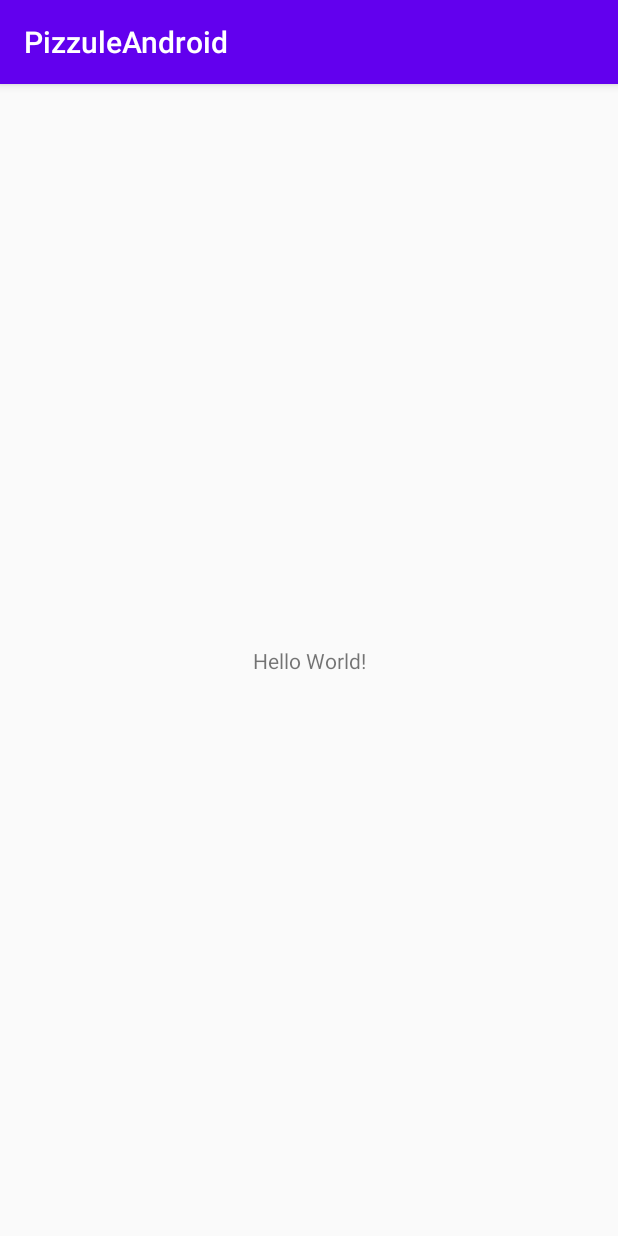
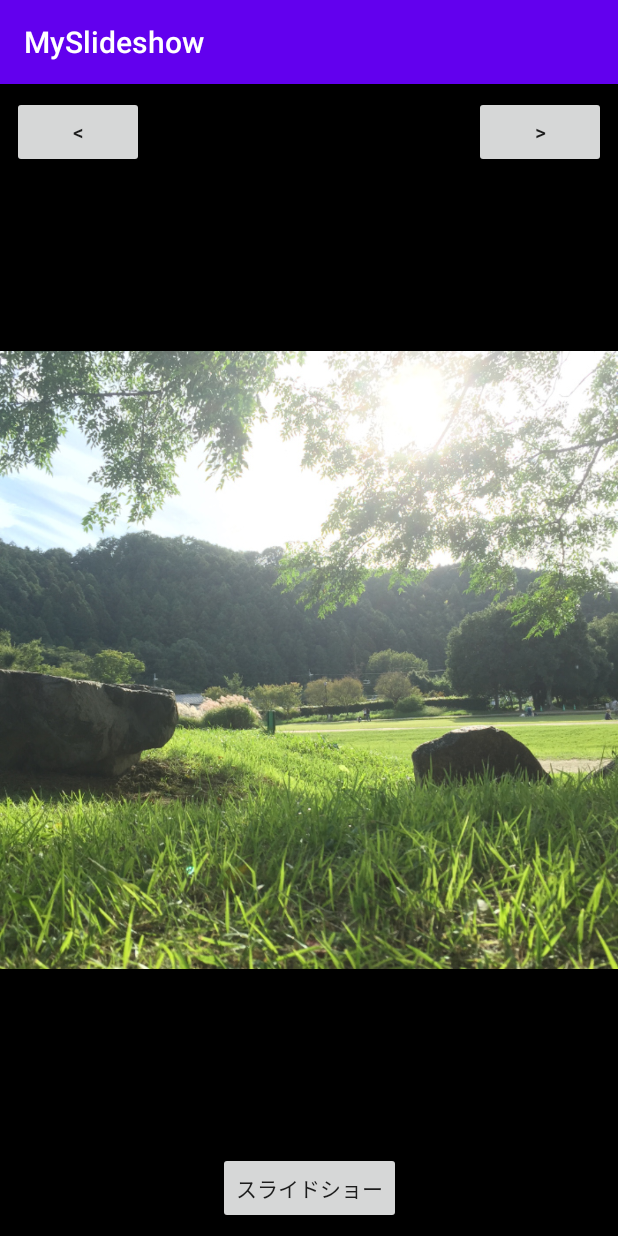
Before and after one commit to riodeja5/PizzuleAndroid, an Android app: the screen it shows after launch (MainActivity), on a phone screen of 412 x 824 dp. Run offline under Robolectric (Android 15) with nearby library versions, the phone set to English and light mode, and no system bars.

Commit message:
add files from slideshow project.

```diff
--- a/app/src/main/java/com/sumikitch/pizzuleandroid/MainActivity.kt
+++ b/app/src/main/java/com/sumikitch/pizzuleandroid/MainActivity.kt
@@ -1,12 +1,80 @@
 package com.sumikitch.pizzuleandroid
 
+import android.media.MediaPlayer
 import androidx.appcompat.app.AppCompatActivity
 import android.os.Bundle
+import android.os.Handler
+import android.widget.ImageView
+import kotlinx.android.synthetic.main.activity_main.*
+import kotlin.concurrent.timer
 
 class MainActivity : AppCompatActivity() {
+    private val resources = listOf(
+        R.drawable.slide00
+        ,R.drawable.slide01
+        ,R.drawable.slide02
+        ,R.drawable.slide03
+        ,R.drawable.slide04
+        ,R.drawable.slide05
+        ,R.drawable.slide06
+        ,R.drawable.slide07
+        ,R.drawable.slide08
+        ,R.drawable.slide09
+    )
+
+    private var position = 0
+    private var isSlideshow = false
+    private val handler = Handler()
+    private lateinit var player: MediaPlayer
 
     override fun onCreate(savedInstanceState: Bundle?) {
         super.onCreate(savedInstanceState)
         setContentView(R.layout.activity_main)
+
+        imageSwitcher.setFactory {
+            ImageView(this)
+        }
+        imageSwitcher.setImageResource(resources[0])
+
+        prevButton.setOnClickListener {
+            imageSwitcher.setInAnimation(this, android.R.anim.fade_in)
+            imageSwitcher.setOutAnimation(this, android.R.anim.fade_out)
+            movePosition(-1)
+        }
+        nextButton.setOnClickListener {
+            imageSwitcher.setInAnimation(this, android.R.anim.slide_in_left)
+            imageSwitcher.setOutAnimation(this, android.R.anim.slide_out_right)
+            movePosition(1)
+        }
+
+        timer(period = 5000) {
+            handler.post {
+                if (isSlideshow) movePosition(1)
+            }
+        }
+        slideshowButton.setOnClickListener {
+            isSlideshow = !isSlideshow
+
+            when (isSlideshow) {
+                true -> player.start()
+                false -> player.apply {
+                    pause()
+                    seekTo(0)
+                }
+            }
+        }
+
+        player = MediaPlayer.create(this, R.raw.getdown)
+        player.isLooping = true
+    }
+
+    private fun movePosition(move: Int) {
+        position += move
+        if (position >= resources.size) {
+            position = 0
+        } else if (position < 0) {
+            position = resources.size - 1
+        }
+        imageSwitcher.setImageResource(resources[position])
     }
 }
--- a/app/src/main/res/layout/activity_main.xml
+++ b/app/src/main/res/layout/activity_main.xml
@@ -4,15 +4,47 @@
     xmlns:tools="http://schemas.android.com/tools"
     android:layout_width="match_parent"
     android:layout_height="match_parent"
+    android:background="@android:color/black"
     tools:context=".MainActivity">
 
-    <TextView
+    <Button
+        android:id="@+id/prevButton"
         android:layout_width="wrap_content"
         android:layout_height="wrap_content"
-        android:text="Hello World!"
-        app:layout_constraintBottom_toBottomOf="parent"
-        app:layout_constraintLeft_toLeftOf="parent"
-        app:layout_constraintRight_toRightOf="parent"
+        android:layout_marginStart="8dp"
+        android:layout_marginTop="8dp"
+        android:text="@string/prev_button"
+        app:layout_constraintStart_toStartOf="parent"
         app:layout_constraintTop_toTopOf="parent" />
 
+    <Button
+        android:id="@+id/nextButton"
+        android:layout_width="wrap_content"
+        android:layout_height="wrap_content"
+        android:layout_marginTop="8dp"
+        android:layout_marginEnd="8dp"
+        android:text="@string/next_button"
+        app:layout_constraintEnd_toEndOf="parent"
+        app:layout_constraintTop_toTopOf="parent" />
+
+    <Button
+        android:id="@+id/slideshowButton"
+        android:layout_width="wrap_content"
+        android:layout_height="wrap_content"
+        android:layout_marginBottom="8dp"
+        android:text="スライドショー"
+        app:layout_constraintBottom_toBottomOf="parent"
+        app:layout_constraintEnd_toEndOf="parent"
+        app:layout_constraintStart_toStartOf="parent" />
+
+    <ImageSwitcher
+        android:id="@+id/imageSwitcher"
+        android:layout_width="0dp"
+        android:layout_height="0dp"
+        app:layout_constraintBottom_toTopOf="@+id/slideshowButton"
+        app:layout_constraintEnd_toEndOf="parent"
+        app:layout_constraintStart_toStartOf="parent"
+        app:layout_constraintTop_toBottomOf="@+id/prevButton">
+
+    </ImageSwitcher>
 </androidx.constraintlayout.widget.ConstraintLayout>
--- a/app/src/main/res/values/strings.xml
+++ b/app/src/main/res/values/strings.xml
@@ -1,3 +1,5 @@
 <resources>
-    <string name="app_name">PizzuleAndroid</string>
+    <string name="app_name">MySlideshow</string>
+    <string name="prev_button"><![CDATA[<]]></string>
+    <string name="next_button"><![CDATA[>]]></string>
 </resources>
```
Also changed, not shown: app/src/main/res/drawable/slide00.jpg (added), app/src/main/res/drawable/slide01.jpg (added), app/src/main/res/drawable/slide02.jpg (added), app/src/main/res/drawable/slide03.jpg (added), app/src/main/res/drawable/slide04.jpg (added), app/src/main/res/drawable/slide05.jpg (added), app/src/main/res/drawable/slide06.jpg (added), app/src/main/res/drawable/slide07.jpg (added), app/src/main/res/drawable/slide08.jpg (added), app/src/main/res/drawable/slide09.jpg (added), 1 other file.
